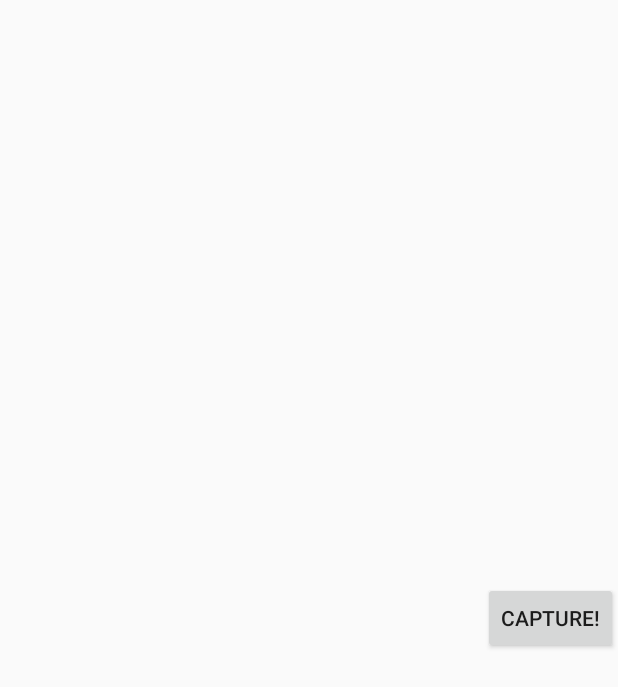
After one commit to TonyMalghem/TX_ocr, an Android app: the layout activity_camera.xml on its own in the app's theme, with its tools: preview values and no code run, on a phone screen of 412 x 824 dp. The commit adds this screen. Shown: the top 687 px of the screen. Run offline under Robolectric (Android 15) with nearby library versions, the phone set to English and light mode, and no system bars.

Commit message:
Camera embarquée dans l'application
Ajout de la caméra dans l'application, bouton pour la prise de photo et
gestion de l'enregistrement du fichier timestampé pour retrouver l'ordre

```diff
--- a/app/build.gradle
+++ b/app/build.gradle
@@ -6,7 +6,7 @@ android {
 
     defaultConfig {
         applicationId "com.projet.tony.tx"
-        minSdkVersion 11
+        minSdkVersion 8
         targetSdkVersion 20
         versionCode 1
         versionName "1.0"
--- a/app/src/main/java/com/projet/tony/tx/Activity_JSON.java
+++ b/app/src/main/java/com/projet/tony/tx/Activity_JSON.java
@@ -1,6 +1,7 @@
 package com.projet.tony.tx;
 
 import android.content.Context;
+import android.content.Intent;
 import android.provider.MediaStore;
 import android.support.v7.app.ActionBarActivity;
 import android.os.Bundle;
@@ -271,7 +272,10 @@ public void changer_question()
         return quest;
     }
 
-
+    public void openCamera(View view) {
+        Intent intent = new Intent(this, CameraActivity.class);
+        startActivity(intent);
+    }
 
 
     @Override
--- /dev/null
+++ b/app/src/main/res/layout/activity_camera.xml
@@ -0,0 +1,22 @@
+<?xml version="1.0" encoding="utf-8"?>
+<LinearLayout xmlns:android="http://schemas.android.com/apk/res/android"
+android:orientation="horizontal"
+android:layout_width="fill_parent"
+android:layout_height="fill_parent"
+    >
+<FrameLayout
+    android:id="@+id/camera_preview"
+    android:layout_width="fill_parent"
+    android:layout_height="fill_parent"
+    android:layout_weight="1"
+    />
+
+<Button
+    android:id="@+id/button_capture"
+    android:text="@string/take_pic"
+    android:layout_width="wrap_content"
+    android:layout_height="wrap_content"
+    android:layout_gravity="center"
+    android:onClick="onClick"
+    />
+</LinearLayout>
--- a/app/src/main/res/values/strings.xml
+++ b/app/src/main/res/values/strings.xml
@@ -4,5 +4,9 @@
     <string name="app_name">TX</string>
     <string name="hello_world">Hello world!</string>
     <string name="action_settings">Settings</string>
+    <string name="title_activity_camera">CameraActivity</string>
+    <string name="take_pic">Capture!</string>
+    <string name="result_question">Résulat!</string>
+    <string name="ouvrir_camera">Ouvrir la camera</string>
 
 </resources>
```
Also changed, not shown: app/src/main/AndroidManifest.xml (+11 -0 lines), app/src/main/java/com/projet/tony/tx/CameraActivity.java (added, +140 -0 lines), app/src/main/java/com/projet/tony/tx/CameraPreview.java (added, +56 -0 lines), app/src/main/res/layout/activity_activity__json.xml (+11 -2 lines), app/src/main/res/menu/camera.xml (added, +9 -0 lines), 1 other file.
